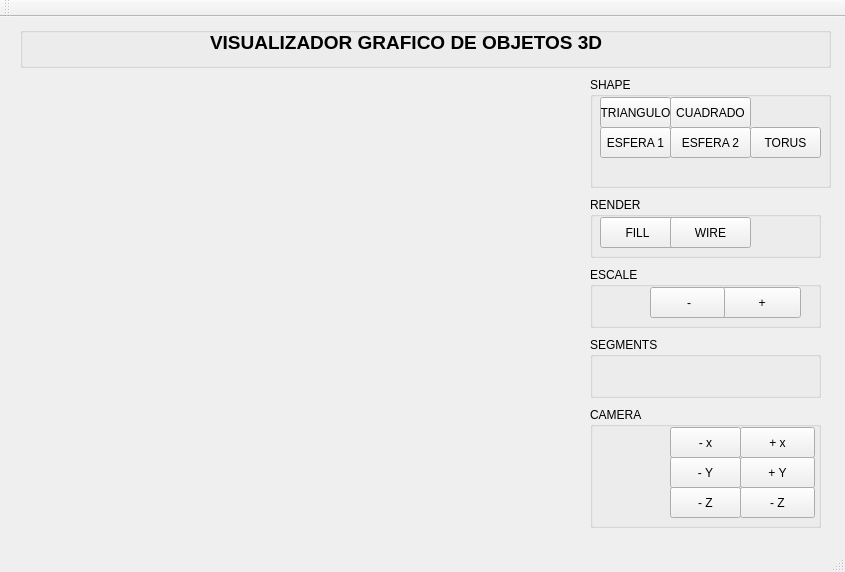
katriel18/ProyectoVisualizacion3D, file ProyectoVisualizacion3D/ProyectoVisualizacion3D.ui: the form before one commit.
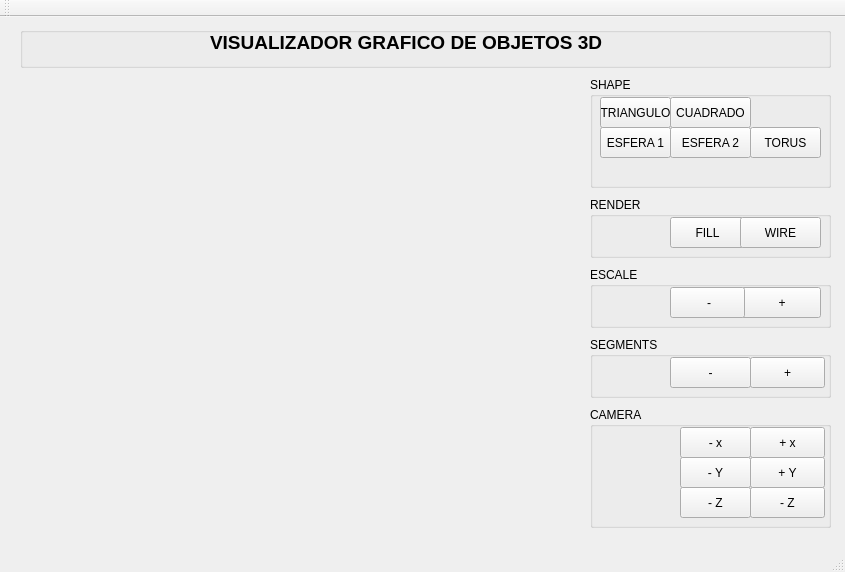
The form after the commit.

```diff
--- a/ProyectoVisualizacion3D/ProyectoVisualizacion3D.ui
+++ b/ProyectoVisualizacion3D/ProyectoVisualizacion3D.ui
@@ -108,7 +108,7 @@
      <rect>
       <x>590</x>
       <y>180</y>
-      <width>231</width>
+      <width>241</width>
       <height>61</height>
      </rect>
     </property>
@@ -118,7 +118,7 @@
     <widget class="QPushButton" name="pushButton_3">
      <property name="geometry">
       <rect>
-       <x>10</x>
+       <x>80</x>
        <y>20</y>
        <width>75</width>
        <height>31</height>
@@ -131,7 +131,7 @@
     <widget class="QPushButton" name="pushButton_4">
      <property name="geometry">
       <rect>
-       <x>80</x>
+       <x>150</x>
        <y>20</y>
        <width>81</width>
        <height>31</height>
@@ -147,20 +147,46 @@
      <rect>
       <x>590</x>
       <y>320</y>
-      <width>231</width>
+      <width>241</width>
       <height>61</height>
      </rect>
     </property>
     <property name="title">
      <string>SEGMENTS</string>
     </property>
+    <widget class="QPushButton" name="pushButton_16">
+     <property name="geometry">
+      <rect>
+       <x>80</x>
+       <y>20</y>
+       <width>81</width>
+       <height>31</height>
+      </rect>
+     </property>
+     <property name="text">
+      <string>-</string>
+     </property>
+    </widget>
+    <widget class="QPushButton" name="pushButton_17">
+     <property name="geometry">
+      <rect>
+       <x>160</x>
+       <y>20</y>
+       <width>75</width>
+       <height>31</height>
+      </rect>
+     </property>
+     <property name="text">
+      <string>+</string>
+     </property>
+    </widget>
    </widget>
    <widget class="QGroupBox" name="groupBox_4">
     <property name="geometry">
      <rect>
       <x>590</x>
       <y>390</y>
-      <width>231</width>
+      <width>241</width>
       <height>121</height>
      </rect>
     </property>
@@ -209,7 +235,7 @@
     <widget class="QPushButton" name="pushButton_10">
      <property name="geometry">
       <rect>
-       <x>80</x>
+       <x>90</x>
        <y>20</y>
        <width>71</width>
        <height>31</height>
@@ -222,7 +248,7 @@
     <widget class="QPushButton" name="pushButton_11">
      <property name="geometry">
       <rect>
-       <x>150</x>
+       <x>160</x>
        <y>20</y>
        <width>75</width>
        <height>31</height>
@@ -235,7 +261,7 @@
     <widget class="QPushButton" name="pushButton_12">
      <property name="geometry">
       <rect>
-       <x>80</x>
+       <x>90</x>
        <y>50</y>
        <width>71</width>
        <height>31</height>
@@ -248,7 +274,7 @@
     <widget class="QPushButton" name="pushButton_13">
      <property name="geometry">
       <rect>
-       <x>150</x>
+       <x>160</x>
        <y>50</y>
        <width>75</width>
        <height>31</height>
@@ -261,7 +287,7 @@
     <widget class="QPushButton" name="pushButton_14">
      <property name="geometry">
       <rect>
-       <x>80</x>
+       <x>90</x>
        <y>80</y>
        <width>71</width>
        <height>31</height>
@@ -274,7 +300,7 @@
     <widget class="QPushButton" name="pushButton_15">
      <property name="geometry">
       <rect>
-       <x>150</x>
+       <x>160</x>
        <y>80</y>
        <width>75</width>
        <height>31</height>
@@ -323,7 +349,7 @@
      <rect>
       <x>590</x>
       <y>250</y>
-      <width>231</width>
+      <width>241</width>
       <height>61</height>
      </rect>
     </property>
@@ -333,7 +359,7 @@
     <widget class="QPushButton" name="pushButton_5">
      <property name="geometry">
       <rect>
-       <x>130</x>
+       <x>150</x>
        <y>20</y>
        <width>81</width>
        <height>31</height>
@@ -346,7 +372,7 @@
     <widget class="QPushButton" name="pushButton_9">
      <property name="geometry">
       <rect>
-       <x>60</x>
+       <x>80</x>
        <y>20</y>
        <width>75</width>
        <height>31</height>
```
